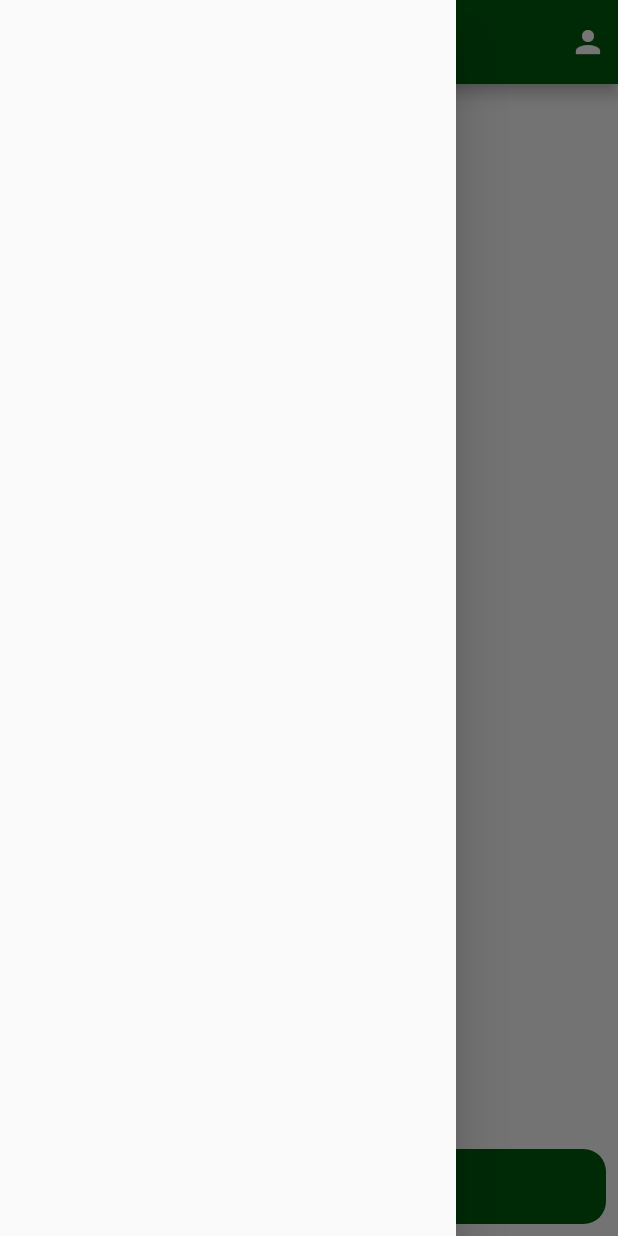
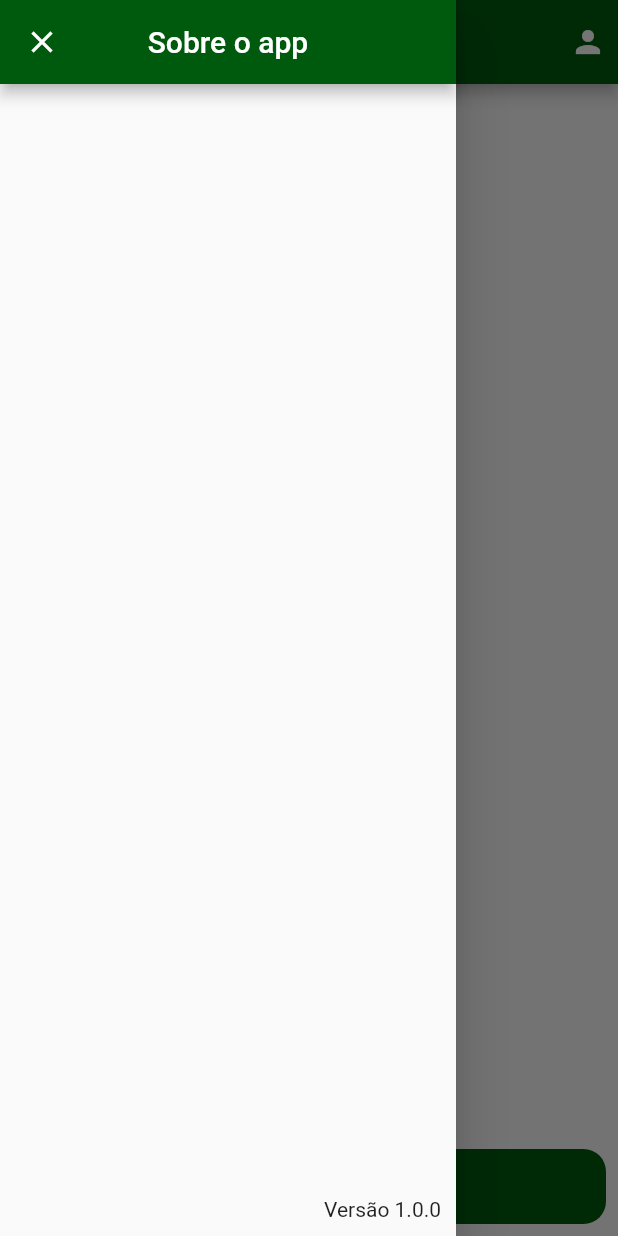
Before and after one commit to iagobutignon/image-processing-skin-cancer-app, a Flutter app: the HomePage screen opened by its route, with the side drawer open, on a phone screen of 412 x 824 dp. Run offline on Flutter 3.47's test engine with Material 2 defaults, Android fonts, the light colour scheme and no system bars; our stand-ins replace camera, dio, extended_image, flutter_modular, flutter_triple, syncfusion_flutter_charts.

Commit message:
Tela de alterar senha

```diff
--- a/app/lib/app/app_widget.dart
+++ b/app/lib/app/app_widget.dart
@@ -8,7 +8,7 @@ class AppWidget extends StatelessWidget {
   Widget build(BuildContext context) {
     return MaterialApp.router(
       debugShowCheckedModeBanner: false,
-      title: 'Flutter Slidy',
+      title: 'App',
       theme: ThemeData(primarySwatch: Colors.blue),
       routerDelegate: Modular.routerDelegate,
       routeInformationParser: Modular.routeInformationParser,
--- a/app/lib/app/modules/home/di/home_di.dart
+++ b/app/lib/app/modules/home/di/home_di.dart
@@ -2,6 +2,7 @@ import 'package:flutter_modular/flutter_modular.dart';
 
 import '../pages/analysis/analysis_page.dart';
 import '../pages/camera/camera_page.dart';
+import '../pages/change_password/change_password_page.dart';
 import '../pages/edit_image/edit_image_page.dart';
 import '../pages/forgot_password/forgot_password_page.dart';
 import '../pages/home/home_page.dart';
@@ -15,6 +16,7 @@ import '../services/interfaces/ihttp_service.dart';
 import '../services/interfaces/iimage_processing_service.dart';
 import '../stores/analysis_store.dart';
 import '../stores/camera_store.dart';
+import '../stores/change_password_store.dart';
 import '../stores/edit_image_store.dart';
 import '../stores/forgot_password_store.dart';
 import '../stores/home_store.dart';
@@ -29,6 +31,7 @@ class HomeDI {
     Bind.lazySingleton((i) => SignInStore()),
     Bind.lazySingleton((i) => SignUpStore()),
     Bind.lazySingleton((i) => ForgotPasswordStore()),
+    Bind.lazySingleton((i) => ChangePasswordStore()),
     Bind.lazySingleton((i) => HomeStore()),
     Bind.lazySingleton((i) => CameraStore()),
     Bind.lazySingleton((i) => EditImageStore()),
@@ -40,6 +43,7 @@ class HomeDI {
     ChildRoute(HomeRoutes.signIn, child: (context, args) => const SignInPage()),
     ChildRoute(HomeRoutes.signUp, child: (context, args) => const SignUpPage()),
     ChildRoute(HomeRoutes.forgotPassword, child: (context, args) => const ForgotPasswordPage()),
+    ChildRoute(HomeRoutes.changePassword, child: (context, args) => const ChangePasswordPage()),
     ChildRoute(HomeRoutes.home, child: (_, args) => const HomePage()),
     ChildRoute(HomeRoutes.camera, child: (_, args) => const CameraPage()),
     ChildRoute(HomeRoutes.editImage, child: (_, args) => EditImagePage(picture: args.data)),
--- a/app/lib/app/modules/home/pages/home/home_page.dart
+++ b/app/lib/app/modules/home/pages/home/home_page.dart
@@ -1,5 +1,6 @@
 import 'package:flutter/material.dart';
 import 'package:flutter_modular/flutter_modular.dart';
+
 import '../../../../../shared/themes/app_theme.dart';
 import '../../stores/home_store.dart';
 import '../widgets/large_button.dart';
@@ -38,12 +39,37 @@ class HomePageState extends State<HomePage> {
         title: Text(widget.title),
         backgroundColor: AppTheme.mainColor,
         centerTitle: true,
+        leading: Builder(
+          builder: (context) {
+            return IconButton(
+              icon: const Icon(Icons.info_outline),
+              onPressed: () {
+                Scaffold.of(context).openDrawer();
+              },
+            );
+          }
+        ),
         actions: [
           PopupMenuButton(
+            onSelected: (value) {
+              switch(value) {
+                case 0:
+                  store.logoff();
+                  break;
+                case 1:
+                  store.changePassword();
+                  break;
+              }
+            },
             itemBuilder: (context) {
               return const [
                 PopupMenuItem(
+                  value: 0,
                   child: Text('Sair'),
+                ),
+                PopupMenuItem(
+                  value: 1,
+                  child: Text('Alterar senha'),
                 ),
               ];
             },
@@ -54,7 +80,31 @@ class HomePageState extends State<HomePage> {
           ),
         ],
       ),
-      drawer: const Drawer(),
+      drawer: Drawer(
+        child: Scaffold(
+          appBar: AppBar(
+            title: const Text('Sobre o app'),
+            backgroundColor: AppTheme.mainColor,
+            centerTitle: true,
+            leading: IconButton(
+              icon: const Icon(Icons.close),
+              onPressed: () => Navigator.of(context).pop(),
+            ),
+          ),
+          body: const Align(
+            alignment: Alignment.bottomRight,
+            child: Column(
+              mainAxisAlignment: MainAxisAlignment.end,
+              children: [
+                Padding(
+                  padding: EdgeInsets.all(10),
+                  child: Text('Versão 1.0.0'),
+                )
+              ],
+            ),
+          ),
+        ),
+      ),
       body: Padding(
         padding: const EdgeInsets.all(8),
         child: Column(
--- /dev/null
+++ b/app/lib/app/modules/home/states/change_password_state.dart
@@ -0,0 +1 @@
+class ChangePasswordState {}
```
Also changed, not shown: app/lib/app/modules/home/pages/change_password/change_password_page.dart (added, +78 -0 lines), app/lib/app/modules/home/routes/home_routes.dart (+13 -0 lines), app/lib/app/modules/home/stores/change_password_store.dart (added, +7 -0 lines), app/lib/app/modules/home/stores/home_store.dart (+8 -0 lines).
